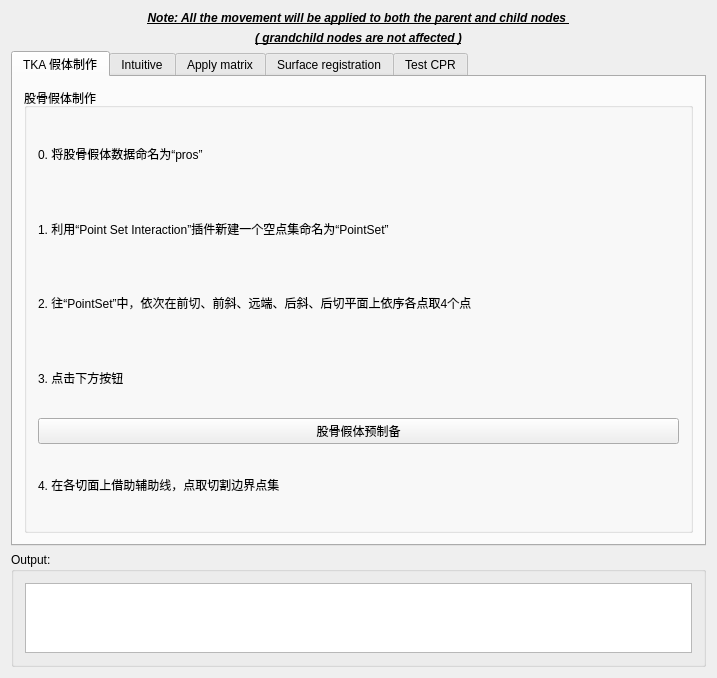
Above: Plugins/org.mitk.lancet.movedata/src/internal/MoveDataControls.ui from zhaomengxiao/LancetMITK-Adition before the change. Below: the same form after it.
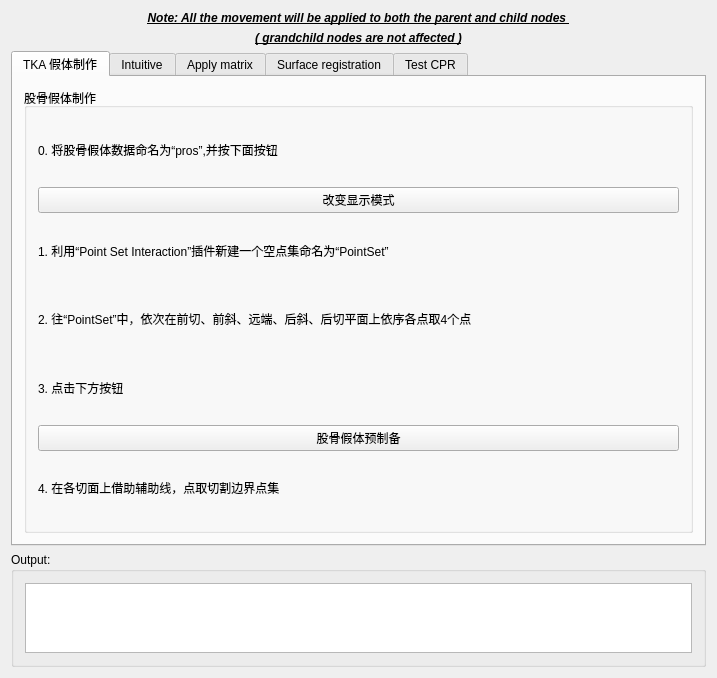
That is the form after the change. Custom widgets are drawn as their Qt base class.

The edit to the form file:
```diff
--- a/Plugins/org.mitk.lancet.movedata/src/internal/MoveDataControls.ui
+++ b/Plugins/org.mitk.lancet.movedata/src/internal/MoveDataControls.ui
@@ -87,7 +87,14 @@
           <item>
            <widget class="QLabel" name="label_21">
             <property name="text">
-             <string>0. 将股骨假体数据命名为“pros”</string>
+             <string>0. 将股骨假体数据命名为“pros”,并按下面按钮</string>
+            </property>
+           </widget>
+          </item>
+          <item>
+           <widget class="QPushButton" name="pushButto_interpolation">
+            <property name="text">
+             <string>改变显示模式</string>
             </property>
            </widget>
           </item>
```
